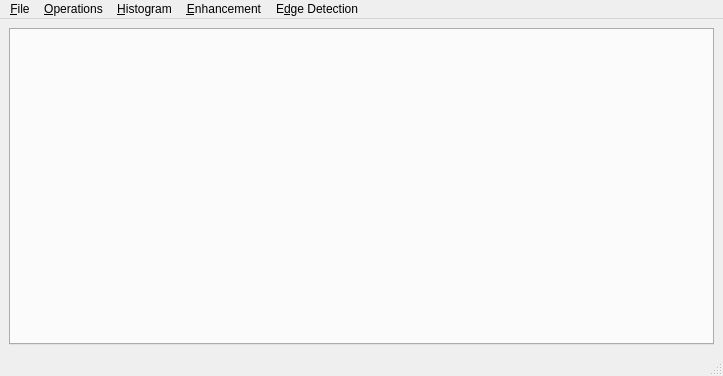
Old version of the form mainwindow.ui in the repository AlifArifin/mini-photoshop.
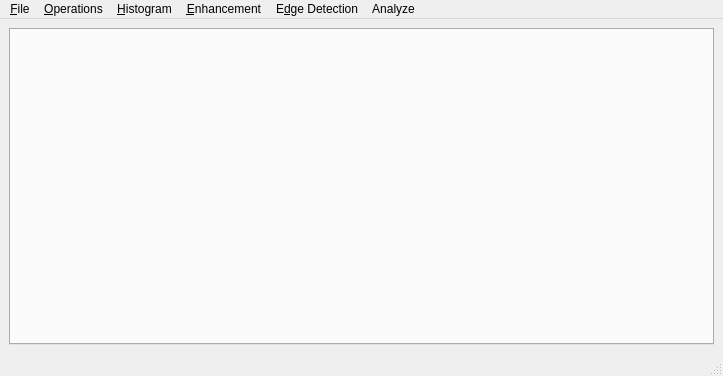
New version of the form.

Patch:
```diff
--- a/mainwindow.ui
+++ b/mainwindow.ui
@@ -206,11 +206,18 @@
     <addaction name="actionRoberts"/>
     <addaction name="actionCanny"/>
    </widget>
+   <widget class="QMenu" name="menuAnalyze">
+    <property name="title">
+     <string>Analyze</string>
+    </property>
+    <addaction name="actionNumber_Plate_Detector"/>
+   </widget>
    <addaction name="menuFile"/>
    <addaction name="menuOperations"/>
    <addaction name="menuHistogram"/>
    <addaction name="menuEnhancement"/>
    <addaction name="menuEdge_Detection"/>
+   <addaction name="menuAnalyze"/>
   </widget>
   <widget class="QStatusBar" name="statusbar"/>
   <action name="actionOpen">
```
Left out of the diff: 5 changed lines with no effect on the pictures.
